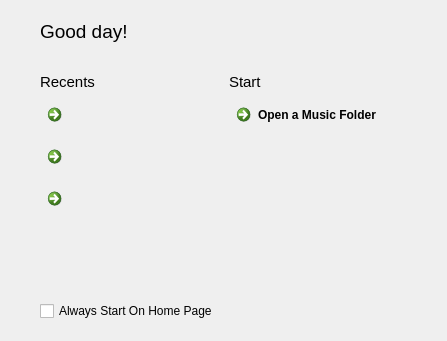
NickvisionApps/Tagger, file NickvisionTagger/UI/Views/HomePage.ui: the form before one commit.
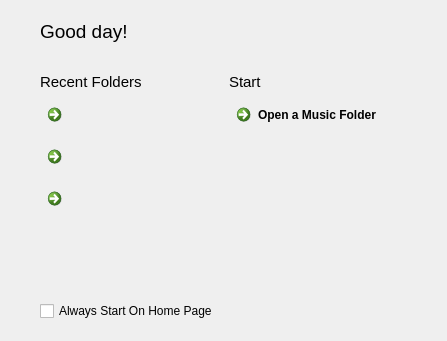
The form after the commit. Icons and pictures are not drawn.

Commit message: Implemented QFileSystemWatcher and Better Recents Handling

What changed in the file:
```diff
--- a/NickvisionTagger/UI/Views/HomePage.ui
+++ b/NickvisionTagger/UI/Views/HomePage.ui
@@ -87,7 +87,7 @@
             </font>
            </property>
            <property name="text">
-            <string>Recents</string>
+            <string>Recent Folders</string>
            </property>
           </widget>
          </item>
```
Left out of the diff: 2 changed lines with no effect on the pictures. The commit also changes 6 other files.
